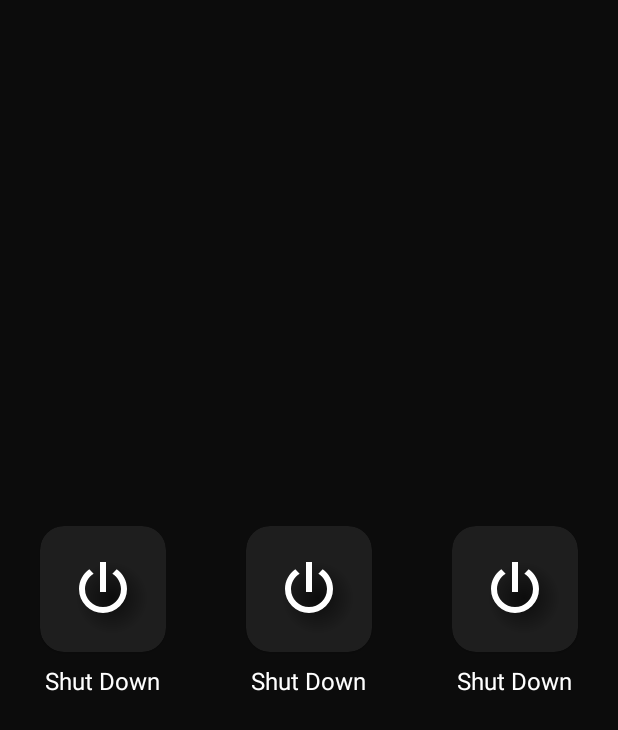
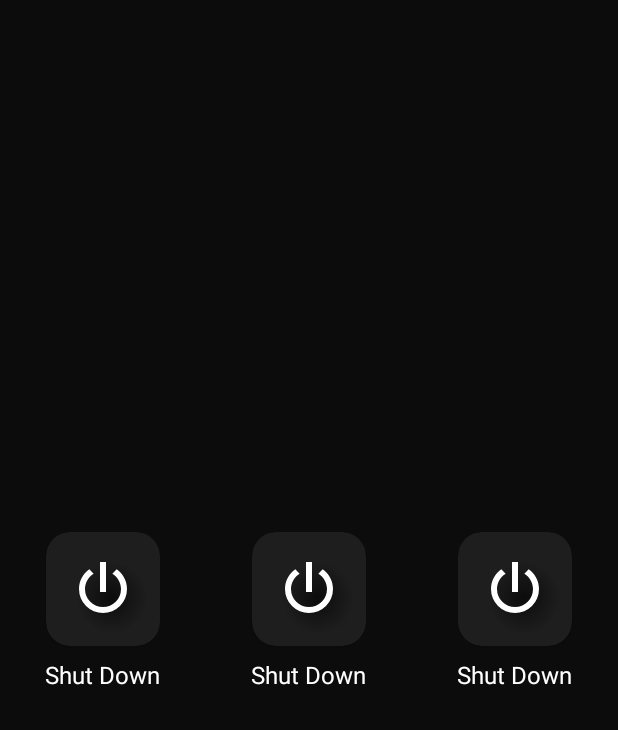
Before and after one commit to zacharee/Rebooter, an Android app: the layout activity_main.xml on its own in the app's theme, with its tools: preview values and no code run, on a phone screen of 412 x 824 dp. Shown: the top 730 px of the screen. Run offline under Robolectric (Android 15) with nearby library versions, the phone set to English and light mode, and no system bars.

Commit message:
Make buttons slightly smaller

```diff
--- a/app/src/main/res/layout/activity_main.xml
+++ b/app/src/main/res/layout/activity_main.xml
@@ -12,7 +12,7 @@
         android:layout_width="match_parent"
         android:layout_height="wrap_content"
         android:orientation="vertical"
-        android:columnWidth="136dp"
+        android:columnWidth="124dp"
         android:layout_gravity="center"
         tools:listitem="@layout/power_button"
         />
--- a/app/src/main/res/layout/power_button.xml
+++ b/app/src/main/res/layout/power_button.xml
@@ -11,8 +11,8 @@
 
     <com.google.android.material.card.MaterialCardView
         android:id="@+id/power_frame"
-        android:layout_width="84dp"
-        android:layout_height="84dp"
+        android:layout_width="76dp"
+        android:layout_height="76dp"
         android:clickable="true"
         android:focusable="true"
         android:layout_margin="8dp"
@@ -32,8 +32,8 @@
             android:layout_height="48dp"
             android:src="@drawable/img_background"
             android:layout_gravity="bottom|end"
-            android:layout_marginEnd="12dp"
-            android:layout_marginBottom="12dp"
+            android:layout_marginEnd="8dp"
+            android:layout_marginBottom="8dp"
             />
 
         <ImageView
```
